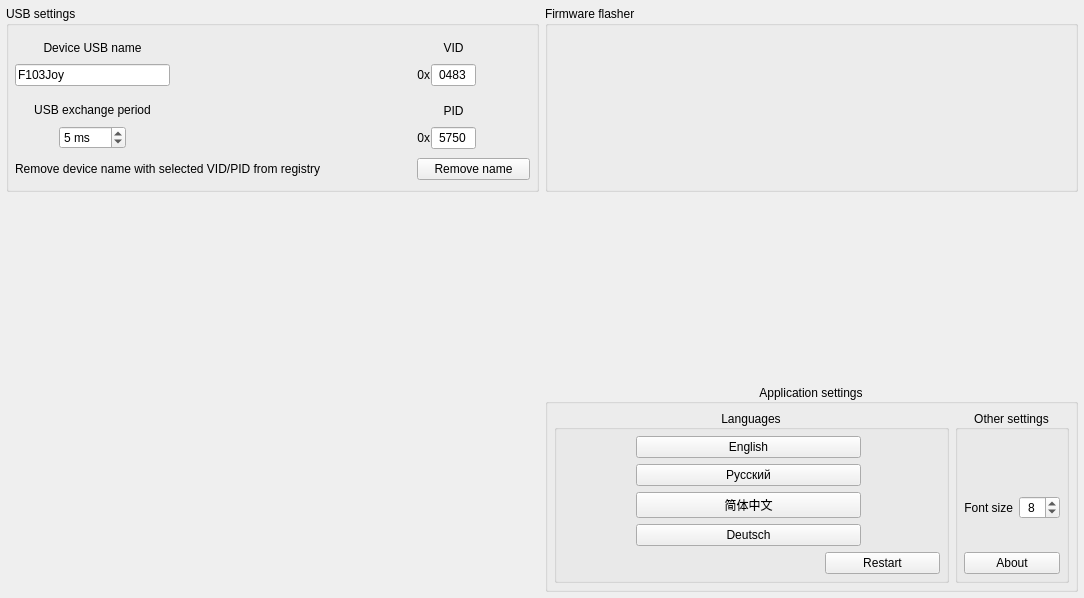
Above: src/widgets/adv-settings/advancedsettings.ui from invictuscockpits/HOTASConfigurator before the change. Below: the same form after it.
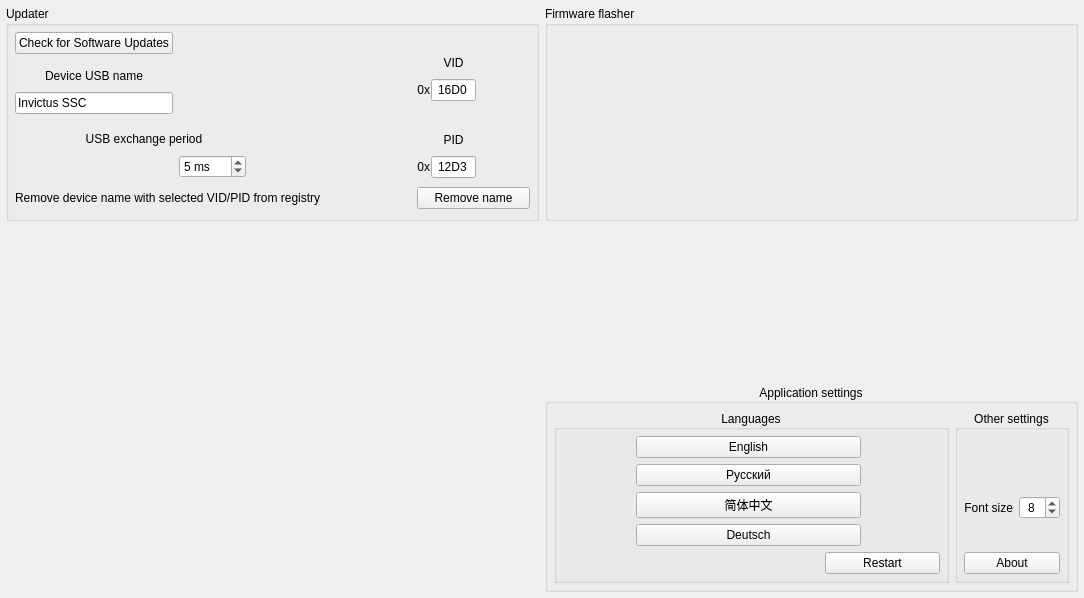
That is the form after the change. Icons and pictures are not drawn. Custom widgets are drawn as their Qt base class.

What changed in the file:
```diff
--- a/src/widgets/adv-settings/advancedsettings.ui
+++ b/src/widgets/adv-settings/advancedsettings.ui
@@ -50,7 +50,7 @@
    <item row="0" column="0">
     <widget class="QGroupBox" name="groupBox">
      <property name="title">
-      <string>USB settings</string>
+      <string>Updater</string>
      </property>
      <layout class="QGridLayout" name="gridLayout_3" columnstretch="1,1,1,5,1,0,0">
       <property name="leftMargin">
@@ -71,23 +71,20 @@
       <property name="verticalSpacing">
        <number>9</number>
       </property>
-      <item row="1" column="0" colspan="3">
-       <widget class="QLineEdit" name="lineEdit_DeviceUSBName">
-        <property name="sizePolicy">
-         <sizepolicy hsizetype="Expanding" vsizetype="Fixed">
-          <horstretch>0</horstretch>
-          <verstretch>0</verstretch>
-         </sizepolicy>
+      <item row="5" column="0">
+       <spacer name="horizontalSpacer_4">
+        <property name="orientation">
+         <enum>Qt::Orientation::Horizontal</enum>
         </property>
-        <property name="text">
-         <string notr="true">F103Joy</string>
+        <property name="sizeHint" stdset="0">
+         <size>
+          <width>40</width>
+          <height>20</height>
+         </size>
         </property>
-        <property name="maxLength">
-         <number>26</number>
-        </property>
-       </widget>
+       </spacer>
       </item>
-      <item row="3" column="1">
+      <item row="5" column="1">
        <widget class="QSpinBox" name="spinBox_USBExchangePeriod">
         <property name="sizePolicy">
          <sizepolicy hsizetype="Fixed" vsizetype="Fixed">
@@ -118,45 +115,6 @@
         </property>
        </widget>
       </item>
-      <item row="1" column="4">
-       <spacer name="horizontalSpacer_5">
-        <property name="orientation">
-         <enum>Qt::Orientation::Horizontal</enum>
-        </property>
-        <property name="sizeHint" stdset="0">
-         <size>
-          <width>40</width>
-          <height>20</height>
-         </size>
-        </property>
-       </spacer>
-      </item>
-      <item row="3" column="2">
-       <spacer name="horizontalSpacer_3">
-        <property name="orientation">
-         <enum>Qt::Orientation::Horizontal</enum>
-        </property>
-        <property name="sizeHint" stdset="0">
-         <size>
-          <width>40</width>
-          <height>20</height>
-         </size>
-        </property>
-       </spacer>
-      </item>
-      <item row="3" column="0">
-       <spacer name="horizontalSpacer_4">
-        <property name="orientation">
-         <enum>Qt::Orientation::Horizontal</enum>
-        </property>
-        <property name="sizeHint" stdset="0">
-         <size>
-          <width>40</width>
-          <height>20</height>
-         </size>
-        </property>
-       </spacer>
-      </item>
       <item row="1" column="6">
        <spacer name="horizontalSpacer_6">
         <property name="orientation">
@@ -170,8 +128,64 @@
         </property>
        </spacer>
       </item>
-      <item row="3" column="3">
-       <spacer name="horizontalSpacer_2">
+      <item row="4" column="0" colspan="3">
+       <widget class="QLabel" name="text_USBExchangePeriod">
+        <property name="sizePolicy">
+         <sizepolicy hsizetype="Preferred" vsizetype="Preferred">
+          <horstretch>0</horstretch>
+          <verstretch>0</verstretch>
+         </sizepolicy>
+        </property>
+        <property name="text">
+         <string>USB exchange period</string>
+        </property>
+        <property name="alignment">
+         <set>Qt::AlignmentFlag::AlignBottom|Qt::AlignmentFlag::AlignHCenter</set>
+        </property>
+       </widget>
+      </item>
+      <item row="6" column="0" colspan="5">
+       <layout class="QHBoxLayout" name="horizontalLayout" stretch="0,0,0">
+        <property name="spacing">
+         <number>3</number>
+        </property>
+        <item>
+         <widget class="QLabel" name="text_removeName">
+          <property name="toolTip">
+           <string>&lt;html&gt;&lt;head/&gt;&lt;body&gt;&lt;p&gt;Sometimes Windows does not update the name in gaming devices and needs to be removed from the registry. This happens automatically when the config is written, but manual deletion may be required when the device is disconnected.&lt;/p&gt;&lt;/body&gt;&lt;/html&gt;</string>
+          </property>
+          <property name="text">
+           <string>Remove device name with selected VID/PID from registry</string>
+          </property>
+         </widget>
+        </item>
+        <item>
+         <widget class="InfoLabel" name="info_removeName">
+          <property name="toolTip">
+           <string>&lt;html&gt;&lt;head/&gt;&lt;body&gt;&lt;p&gt;Sometimes Windows does not update the name in gaming devices and needs to be removed from the registry. This happens automatically when the config is written, but manual deletion may be required when the device is disconnected.&lt;/p&gt;&lt;/body&gt;&lt;/html&gt;</string>
+          </property>
+          <property name="text">
+           <string/>
+          </property>
+         </widget>
+        </item>
+        <item>
+         <spacer name="horizontalSpacer">
+          <property name="orientation">
+           <enum>Qt::Orientation::Horizontal</enum>
+          </property>
+          <property name="sizeHint" stdset="0">
+           <size>
+            <width>40</width>
+            <height>20</height>
+           </size>
+          </property>
+         </spacer>
+        </item>
+       </layout>
+      </item>
+      <item row="5" column="2">
+       <spacer name="horizontalSpacer_3">
         <property name="orientation">
          <enum>Qt::Orientation::Horizontal</enum>
         </property>
@@ -183,7 +197,7 @@
         </property>
        </spacer>
       </item>
-      <item row="0" column="5" rowspan="4">
+      <item row="0" column="5" rowspan="6">
        <layout class="QGridLayout" name="gridLayout_2">
         <property name="topMargin">
          <number>0</number>
@@ -231,7 +245,7 @@
            <string notr="true">HHHH</string>
           </property>
           <property name="text">
-           <string notr="true">0483</string>
+           <string notr="true">16D0</string>
           </property>
           <property name="alignment">
            <set>Qt::AlignmentFlag::AlignCenter</set>
@@ -256,7 +270,7 @@
            <string notr="true">HHHH</string>
           </property>
           <property name="text">
-           <string notr="true">5750</string>
+           <string notr="true">12D3</string>
           </property>
           <property name="alignment">
            <set>Qt::AlignmentFlag::AlignCenter</set>
@@ -375,39 +389,20 @@
         </item>
        </layout>
       </item>
-      <item row="2" column="0" colspan="3">
-       <widget class="QLabel" name="text_USBExchangePeriod">
-        <property name="sizePolicy">
-         <sizepolicy hsizetype="Preferred" vsizetype="Preferred">
-          <horstretch>0</horstretch>
-          <verstretch>0</verstretch>
-         </sizepolicy>
+      <item row="5" column="3">
+       <spacer name="horizontalSpacer_2">
+        <property name="orientation">
+         <enum>Qt::Orientation::Horizontal</enum>
         </property>
-        <property name="text">
-         <string>USB exchange period</string>
+        <property name="sizeHint" stdset="0">
+         <size>
+          <width>40</width>
+          <height>20</height>
+         </size>
         </property>
-        <property name="alignment">
-         <set>Qt::AlignmentFlag::AlignBottom|Qt::AlignmentFlag::AlignHCenter</set>
-        </property>
-       </widget>
+       </spacer>
       </item>
-      <item row="0" column="0" colspan="3">
-       <widget class="QLabel" name="text_DeviceUSBName">
-        <property name="sizePolicy">
-         <sizepolicy hsizetype="Preferred" vsizetype="Preferred">
-          <horstretch>0</horstretch>
-          <verstretch>0</verstretch>
-         </sizepolicy>
-        </property>
-        <property name="text">
-         <string>Device USB name</string>
-        </property>
-        <property name="alignment">
-         <set>Qt::AlignmentFlag::AlignBottom|Qt::AlignmentFlag::AlignHCenter</set>
-        </property>
-       </widget>
-      </item>
-      <item row="4" column="5" colspan="2">
+      <item row="6" column="5" colspan="2">
        <widget class="QPushButton" name="pushButton_removeName">
         <property name="toolTip">
          <string>&lt;html&gt;&lt;head/&gt;&lt;body&gt;&lt;p&gt;Sometimes Windows does not update the name in gaming devices and needs to be removed from the registry. This happens automatically when the config is written, but manual deletion may be required when the device is disconnected.&lt;/p&gt;&lt;/body&gt;&lt;/html&gt;</string>
@@ -417,45 +412,57 @@
         </property>
        </widget>
       </item>
-      <item row="4" column="0" colspan="5">
-       <layout class="QHBoxLayout" name="horizontalLayout" stretch="0,0,0">
-        <property name="spacing">
-         <number>3</number>
+      <item row="1" column="4">
+       <spacer name="horizontalSpacer_5">
+        <property name="orientation">
+         <enum>Qt::Orientation::Horizontal</enum>
         </property>
-        <item>
-         <widget class="QLabel" name="text_removeName">
-          <property name="toolTip">
-           <string>&lt;html&gt;&lt;head/&gt;&lt;body&gt;&lt;p&gt;Sometimes Windows does not update the name in gaming devices and needs to be removed from the registry. This happens automatically when the config is written, but manual deletion may be required when the device is disconnected.&lt;/p&gt;&lt;/body&gt;&lt;/html&gt;</string>
-          </property>
-          <property name="text">
-           <string>Remove device name with selected VID/PID from registry</string>
-          </property>
-         </widget>
-        </item>
-        <item>
-         <widget class="InfoLabel" name="info_removeName">
-          <property name="toolTip">
-           <string>&lt;html&gt;&lt;head/&gt;&lt;body&gt;&lt;p&gt;Sometimes Windows does not update the name in gaming devices and needs to be removed from the registry. This happens automatically when the config is written, but manual deletion may be required when the device is disconnected.&lt;/p&gt;&lt;/body&gt;&lt;/html&gt;</string>
-          </property>
-          <property name="text">
-           <string/>
-          </property>
-         </widget>
-        </item>
-        <item>
-         <spacer name="horizontalSpacer">
-          <property name="orientation">
-           <enum>Qt::Orientation::Horizontal</enum>
-          </property>
-          <property name="sizeHint" stdset="0">
-           <size>
-            <width>40</width>
-            <height>20</height>
-           </size>
-          </property>
-         </spacer>
-        </item>
-       </layout>
+        <property name="sizeHint" stdset="0">
+         <size>
+          <width>40</width>
+          <height>20</height>
+         </size>
+        </property>
+       </spacer>
+      </item>
+      <item row="2" column="0">
+       <widget class="QLineEdit" name="lineEdit_DeviceUSBName">
+        <property name="sizePolicy">
+         <sizepolicy hsizetype="Expanding" vsizetype="Fixed">
+          <horstretch>0</horstretch>
+          <verstretch>0</verstretch>
+         </sizepolicy>
+        </property>
+        <property name="text">
+         <string notr="true">Invictus SSC</string>
+        </property>
+        <property name="maxLength">
+         <number>26</number>
+        </property>
+       </widget>
+      </item>
+      <item row="1" column="0">
+       <widget class="QLabel" name="text_DeviceUSBName">
+        <property name="sizePolicy">
+         <sizepolicy hsizetype="Preferred" vsizetype="Preferred">
+          <horstretch>0</horstretch>
+          <verstretch>0</verstretch>
+         </sizepolicy>
+        </property>
+        <property name="text">
+         <string>Device USB name</string>
+        </property>
+        <property name="alignment">
+         <set>Qt::AlignmentFlag::AlignBottom|Qt::AlignmentFlag::AlignHCenter</set>
+        </property>
+       </widget>
+      </item>
+      <item row="0" column="0">
+       <widget class="QPushButton" name="pushButton_CheckUpdates">
+        <property name="text">
+         <string>Check for Software Updates</string>
+        </property>
+       </widget>
       </item>
      </layout>
     </widget>
```
Left out of the diff: 9 changed lines with no effect on the pictures.
